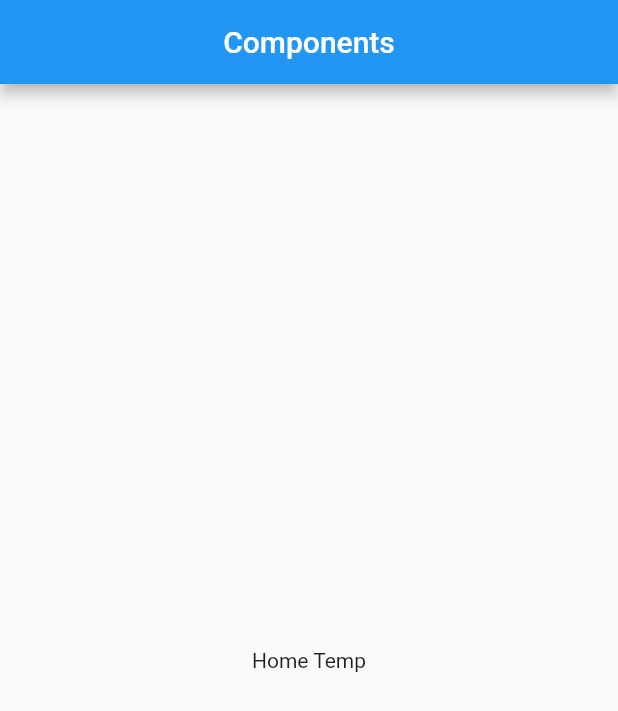
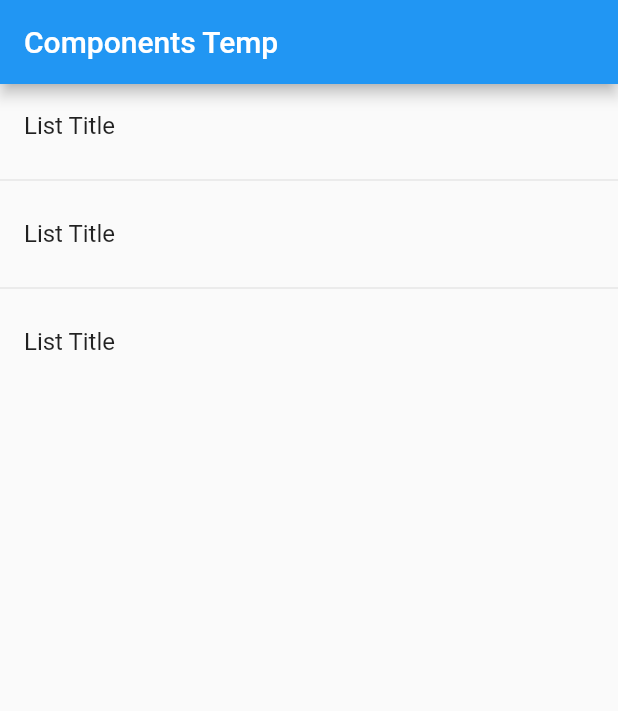
Before and after one commit to 51lv3r258/flutter-components, a Flutter app: the screen it shows after launch, on a phone screen of 412 x 824 dp. Shown: the top 711 px of the screen. Run offline on Flutter 3.47's test engine with Material 2 defaults, Android fonts, the phone set to English and light mode, and no system bars.

Commit message:
✨ Adding LisView and ListTile

```diff
--- a/lib/main.dart
+++ b/lib/main.dart
@@ -10,20 +10,11 @@ class MyApp extends StatelessWidget {
 
   @override
   Widget build(BuildContext context) {
-    return MaterialApp(
+    return const MaterialApp(
       title: 'Components App',
       // debugShowMaterialGrid: true,
       debugShowCheckedModeBanner: false,
-      home: Scaffold(
-        appBar: AppBar(
-            title: const Center(
-          child: Text(
-            'Components',
-            textAlign: TextAlign.center,
-          ),
-        )),
-        body: const HomePageTemp(),
-      ),
+      home: HomePageTemp(),
     );
   }
 }
--- a/lib/src/pages/home_temp.dart
+++ b/lib/src/pages/home_temp.dart
@@ -5,8 +5,24 @@ class HomePageTemp extends StatelessWidget {
 
   @override
   Widget build(BuildContext context) {
-    return const Center(
-      child: Text('Home Temp'),
-    );
+    return Scaffold(
+        appBar: AppBar(
+          title: const Text('Components Temp'),
+        ),
+        body: ListView(
+          children: const <Widget>[
+            ListTile(
+              title: Text('List Title'),
+            ),
+            Divider(),
+            ListTile(
+              title: Text('List Title'),
+            ),
+            Divider(),
+            ListTile(
+              title: Text('List Title'),
+            ),
+          ],
+        ));
   }
 }
```
